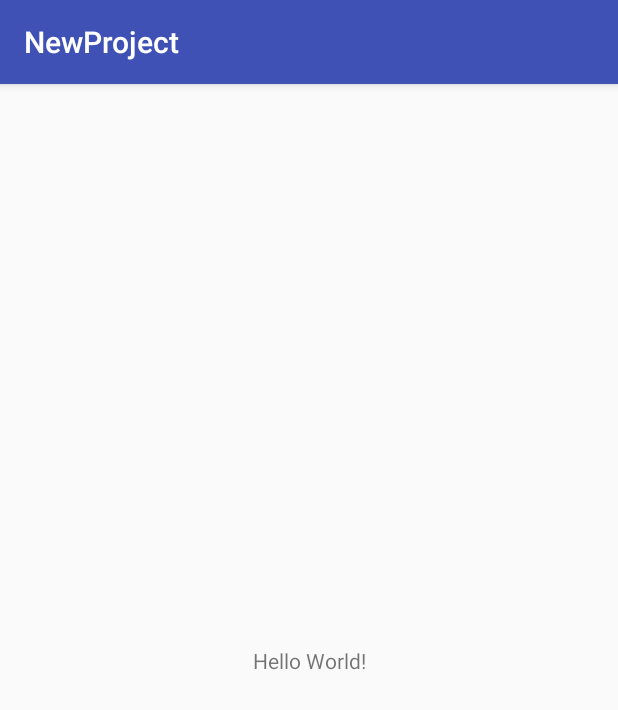
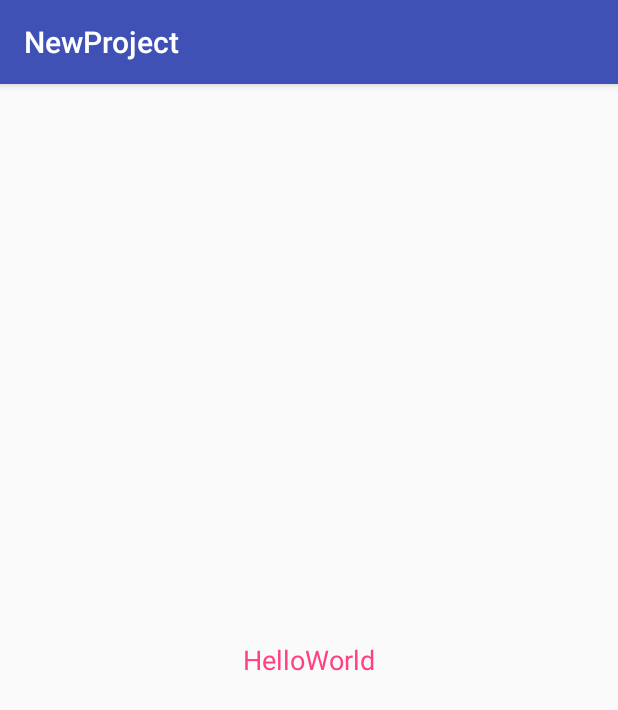
Before and after one commit to jjjjbababy/jj-master, an Android app: the screen it shows after launch (MainActivity), on a phone screen of 412 x 824 dp. Shown: the top 710 px of the screen. Run offline under Robolectric (Android 15) with nearby library versions, the phone set to English and light mode, and no system bars.

Commit message:
第一次提交

```diff
--- a/app/src/main/java/com/muqing/newproject/MainActivity.java
+++ b/app/src/main/java/com/muqing/newproject/MainActivity.java
@@ -1,15 +1,29 @@
 package com.muqing.newproject;
 
+import android.annotation.SuppressLint;
 import android.support.v7.app.AppCompatActivity;
 import android.os.Bundle;
+import android.view.Gravity;
+import android.view.View;
+import android.view.ViewGroup;
+import android.widget.FrameLayout;
+import android.widget.TextView;
 
 public class MainActivity extends AppCompatActivity {
 
+    @SuppressLint("SetTextI18n")
     @Override
     protected void onCreate(Bundle savedInstanceState) {
         super.onCreate(savedInstanceState);
         setContentView(R.layout.activity_main);
-
-
+        FrameLayout fl = findViewById(R.id.fl);
+        TextView textView = new TextView(this);
+        textView.setTextColor(getResources().getColor(R.color.colorAccent));
+        textView.setTextSize(18);
+        textView.setText("HelloWorld");
+        FrameLayout.LayoutParams lp = new FrameLayout.LayoutParams(ViewGroup.LayoutParams.WRAP_CONTENT, ViewGroup.LayoutParams.WRAP_CONTENT);
+        lp.gravity = Gravity.CENTER;
+        textView.setLayoutParams(lp);
+        fl.addView(textView);
     }
 }
--- a/app/src/main/res/layout/activity_main.xml
+++ b/app/src/main/res/layout/activity_main.xml
@@ -1,18 +1,11 @@
 <?xml version="1.0" encoding="utf-8"?>
-<android.support.constraint.ConstraintLayout xmlns:android="http://schemas.android.com/apk/res/android"
+<FrameLayout xmlns:android="http://schemas.android.com/apk/res/android"
     xmlns:app="http://schemas.android.com/apk/res-auto"
     xmlns:tools="http://schemas.android.com/tools"
     android:layout_width="match_parent"
     android:layout_height="match_parent"
-    tools:context=".MainActivity">
+    tools:context=".MainActivity"
+    android:id="@+id/fl">
 
-    <TextView
-        android:layout_width="wrap_content"
-        android:layout_height="wrap_content"
-        android:text="Hello World!"
-        app:layout_constraintBottom_toBottomOf="parent"
-        app:layout_constraintLeft_toLeftOf="parent"
-        app:layout_constraintRight_toRightOf="parent"
-        app:layout_constraintTop_toTopOf="parent" />
 
-</android.support.constraint.ConstraintLayout>
+</FrameLayout>
```
